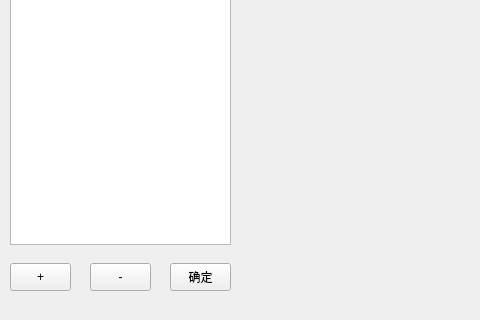
Before: the Qt Designer form include/teachermainform.ui in unconsolable/test-system, drawn with Qt 5; both pictures show x 0 to 480 and y 280 to 600 of the 972 by 600 pixel window.
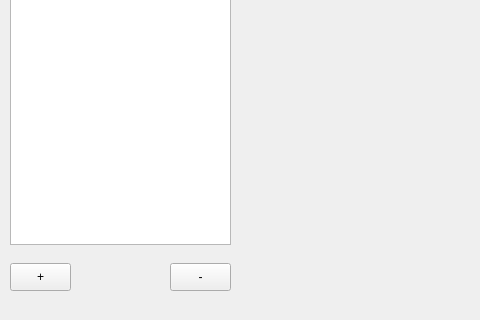
After: the same form once the commit is applied.

The edit to the form file:
```diff
--- a/include/teachermainform.ui
+++ b/include/teachermainform.ui
@@ -50,7 +50,7 @@
    <widget class="QPushButton" name="m_buttonRm">
     <property name="geometry">
      <rect>
-      <x>90</x>
+      <x>170</x>
       <y>520</y>
       <width>61</width>
       <height>28</height>
@@ -79,19 +79,6 @@
      <string>完成修改</string>
     </property>
    </widget>
-   <widget class="QPushButton" name="m_buttonSelect">
-    <property name="geometry">
-     <rect>
-      <x>170</x>
-      <y>520</y>
-      <width>61</width>
-      <height>28</height>
-     </rect>
-    </property>
-    <property name="text">
-     <string>确定</string>
-    </property>
-   </widget>
   </widget>
   <widget class="QMenuBar" name="menubar">
    <property name="geometry">
```
